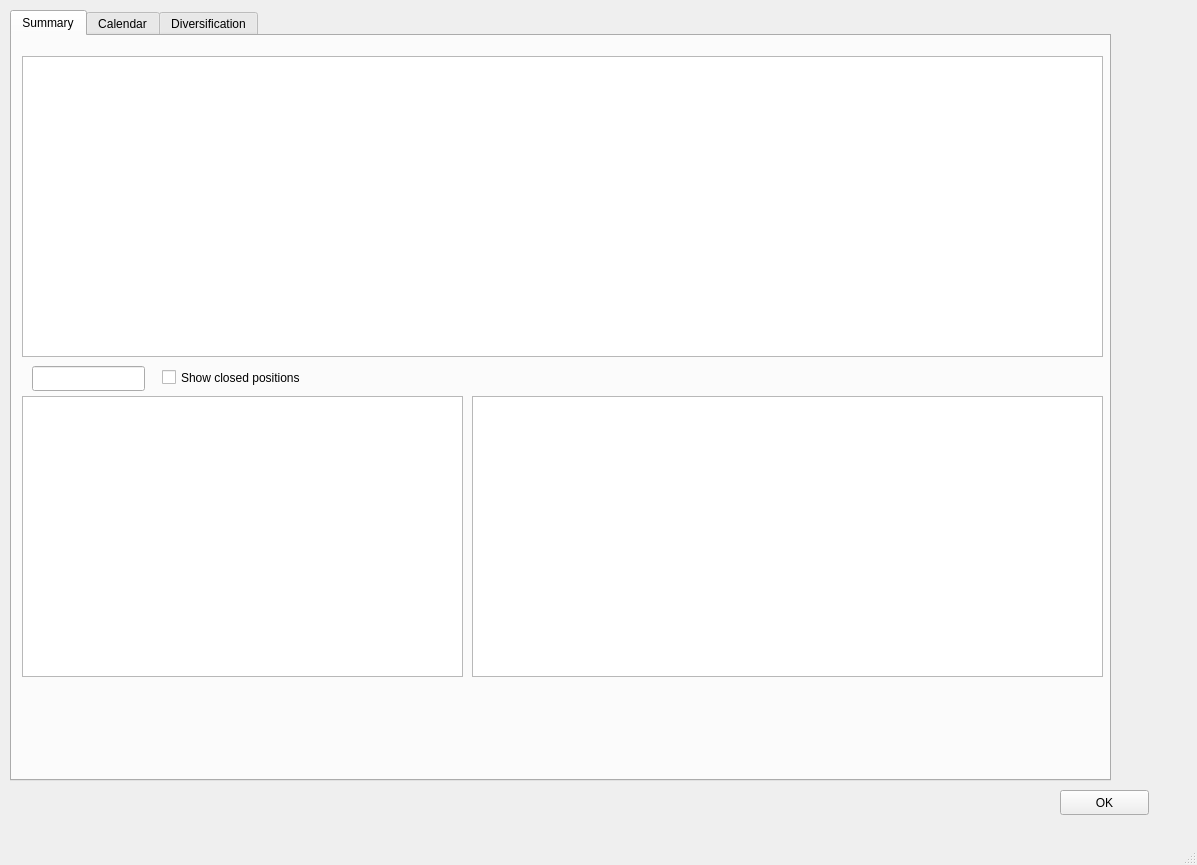
First picture: the form in divui.ui, repository neeraavi/pydiv, before the edit.
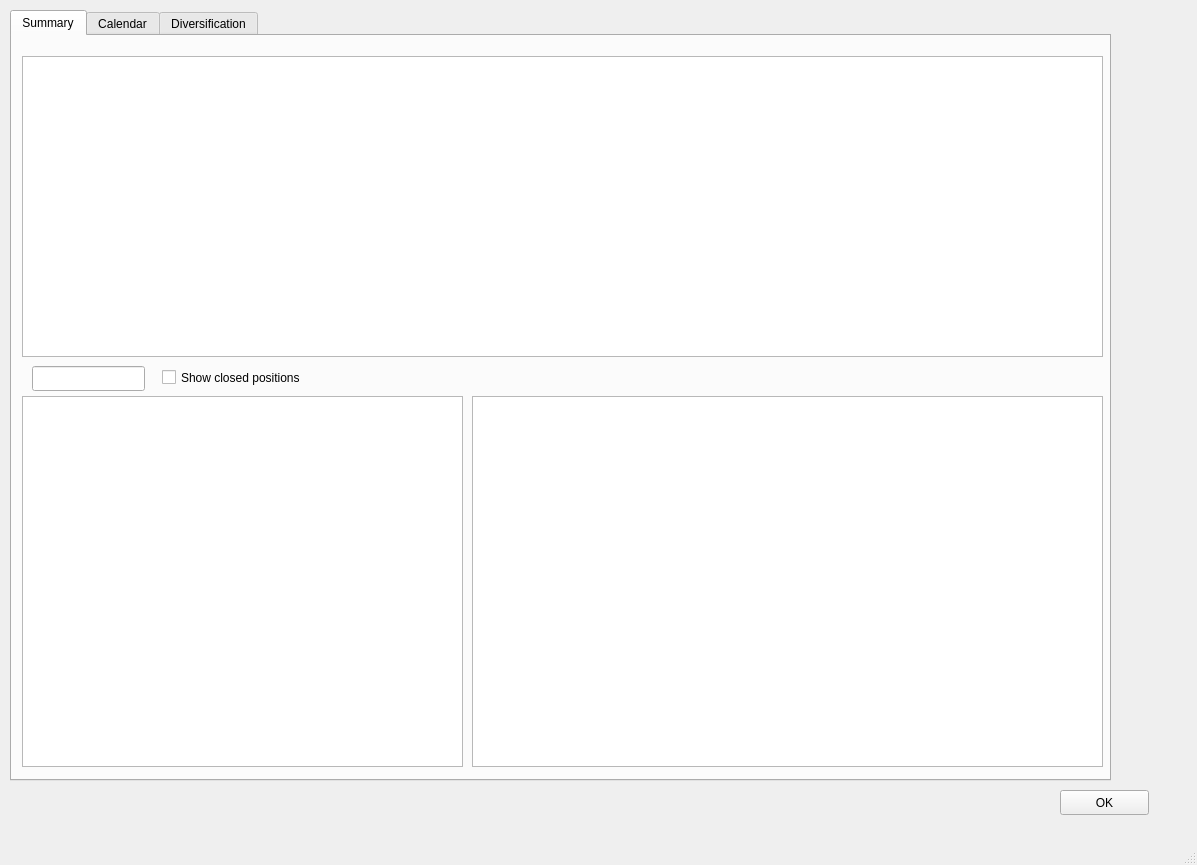
Second picture: the form after the edit.

```diff
--- a/divui.ui
+++ b/divui.ui
@@ -97,7 +97,7 @@
         <x>10</x>
         <y>360</y>
         <width>441</width>
-        <height>281</height>
+        <height>371</height>
        </rect>
       </property>
       <property name="font">
@@ -128,7 +128,7 @@
         <x>460</x>
         <y>360</y>
         <width>631</width>
-        <height>281</height>
+        <height>371</height>
        </rect>
       </property>
       <property name="font">
```
